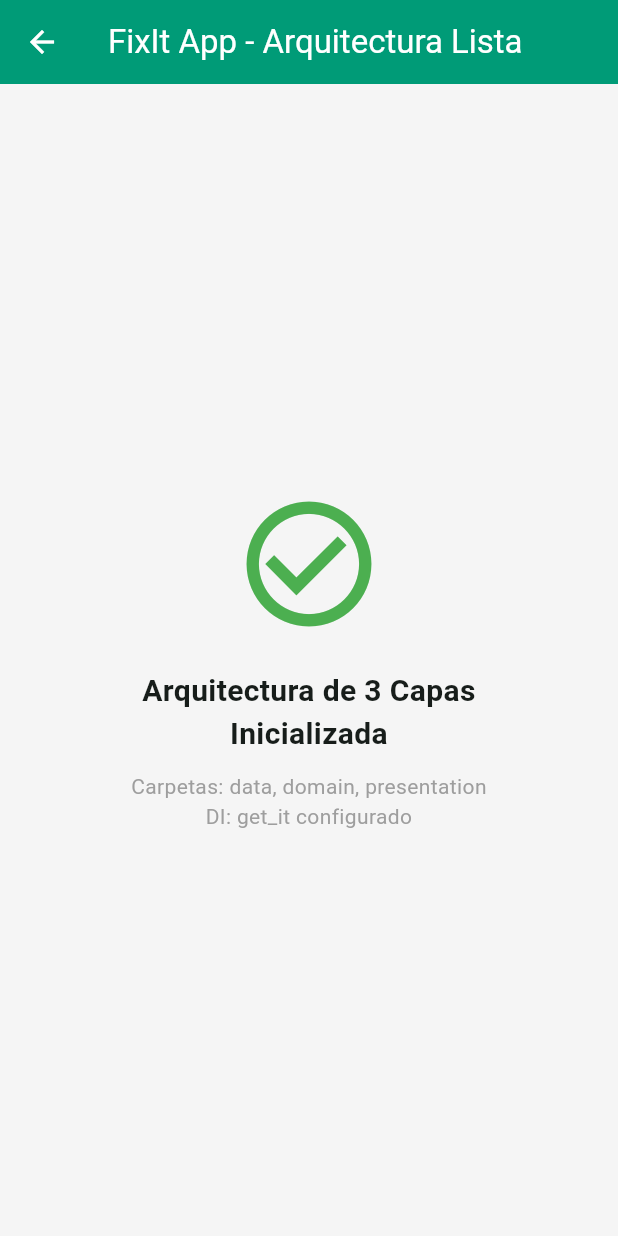
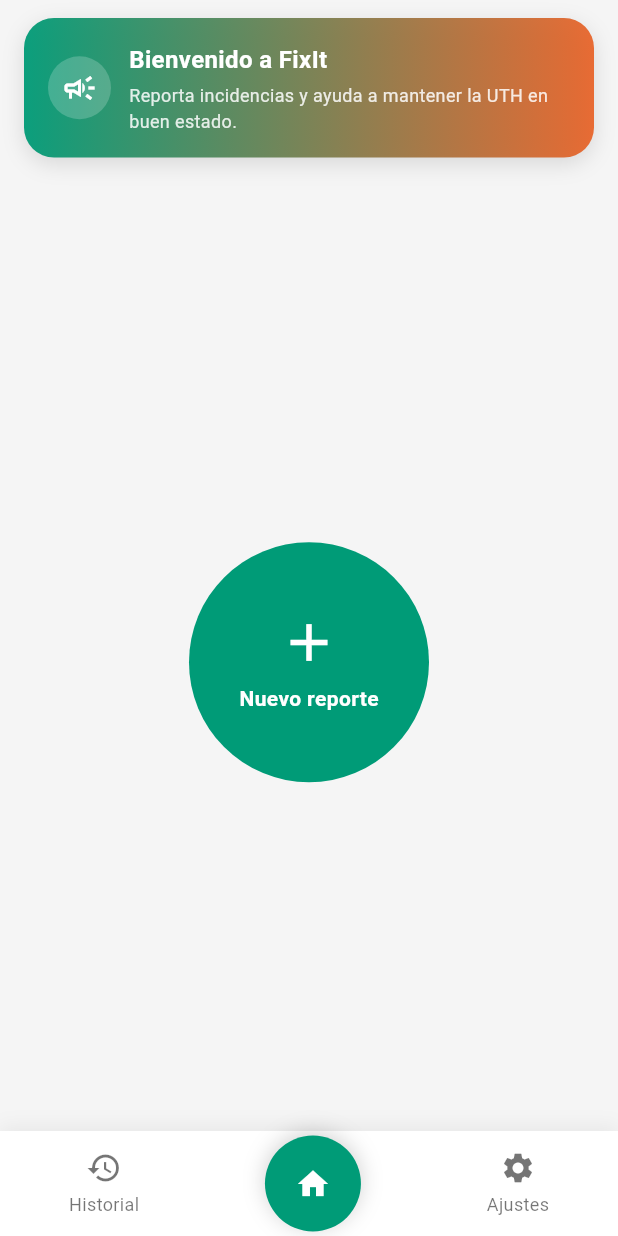
Before and after one commit to ErwinZGriego/FixItApp, a Flutter app: the HomeScreen screen opened directly, on a phone screen of 412 x 824 dp. Run offline on Flutter 3.47's test engine with Material 3 defaults, Android fonts, the phone set to English and light mode, and no system bars; our stand-ins replace firebase_core, get_it; accounts and stored records are empty.

Commit message:
Feat: Created home screen layout, modified files for compatability

```diff
--- a/lib/main.dart
+++ b/lib/main.dart
@@ -1,12 +1,9 @@
 import 'package:firebase_core/firebase_core.dart';
 import 'package:flutter/material.dart';
-import 'package:provider/provider.dart';
 
 import 'core/di/service_locator.dart';
-import 'core/theme/app_theme.dart';
 import 'firebase_options.dart';
-import 'presentation/login/login_screen.dart';
-import 'presentation/login/login_view_model.dart';
+import 'presentation/app/fixit_app.dart';
 
 Future<void> main() async {
   WidgetsFlutterBinding.ensureInitialized();
@@ -17,20 +14,3 @@
 
   runApp(const FixItApp());
 }
-
-class FixItApp extends StatelessWidget {
-  const FixItApp({super.key});
-
-  @override
-  Widget build(BuildContext context) {
-    return MultiProvider(
-      providers: [ChangeNotifierProvider(create: (_) => LoginViewModel())],
-      child: MaterialApp(
-        debugShowCheckedModeBanner: false,
-        title: 'FixIt App',
-        theme: AppTheme.lightTheme,
-        home: const LoginScreen(),
-      ),
-    );
-  }
-}
--- a/lib/presentation/app/fixit_app.dart
+++ b/lib/presentation/app/fixit_app.dart
@@ -1,7 +1,9 @@
+// lib/presentation/app/fixit_app.dart
 import 'package:flutter/material.dart';
 import 'package:provider/provider.dart';
 
 import '../../core/theme/app_theme.dart';
+import '../home/home_screen.dart';
 import '../login/login_screen.dart';
 import '../login/login_view_model.dart';
 
@@ -13,13 +15,17 @@ class FixItApp extends StatelessWidget {
     return MultiProvider(
       providers: [
         ChangeNotifierProvider(create: (_) => LoginViewModel()),
-        // Aquí irán más ViewModels (home, reportes, etc.) según las HU
+        // Más ViewModels se agregan aquí conforme avancen las HU
       ],
       child: MaterialApp(
         debugShowCheckedModeBanner: false,
         title: 'FixIt',
         theme: AppTheme.lightTheme,
-        home: const LoginScreen(),
+        initialRoute: LoginScreen.routeName,
+        routes: {
+          LoginScreen.routeName: (_) => const LoginScreen(),
+          HomeScreen.routeName: (_) => const HomeScreen(),
+        },
       ),
     );
   }
--- /dev/null
+++ b/lib/presentation/home/home_screen.dart
@@ -0,0 +1,283 @@
+import 'package:flutter/material.dart';
+
+class HomeScreen extends StatelessWidget {
+  const HomeScreen({super.key});
+
+  static const routeName = '/home';
+
+  @override
+  Widget build(BuildContext context) {
+    return Scaffold(
+      backgroundColor: Theme.of(context).scaffoldBackgroundColor,
+      body: const SafeArea(
+        child: Column(
+          children: [
+            SizedBox(height: 12),
+            _HomeHeaderBanner(),
+            SizedBox(height: 24),
+
+            // Botón en el centro para crear el reporte
+            Expanded(child: Center(child: _NewReportButton())),
+          ],
+        ),
+      ),
+
+      // Barra de navegación inferior
+      bottomNavigationBar: const _BottomNavBar(),
+    );
+  }
+}
+
+class _HomeHeaderBanner extends StatelessWidget {
+  const _HomeHeaderBanner();
+
+  @override
+  Widget build(BuildContext context) {
+    final primary = Theme.of(context).primaryColor;
+    final secondary = Theme.of(context).colorScheme.secondary;
+
+    return Padding(
+      padding: const EdgeInsets.symmetric(horizontal: 16),
+      child: Container(
+        padding: const EdgeInsets.all(16),
+        decoration: BoxDecoration(
+          borderRadius: BorderRadius.circular(20),
+          gradient: LinearGradient(
+            colors: [
+              primary.withValues(alpha: 0.95),
+              secondary.withValues(alpha: 0.9),
+            ],
+            begin: Alignment.centerLeft,
+            end: Alignment.centerRight,
+          ),
+          boxShadow: [
+            BoxShadow(
+              color: Colors.black.withValues(alpha: 0.12),
+              blurRadius: 12,
+              offset: const Offset(0, 4),
+            ),
+          ],
+        ),
+        child: Row(
+          children: [
+            Container(
+              width: 42,
+              height: 42,
+              decoration: BoxDecoration(
+                shape: BoxShape.circle,
+                color: Colors.white.withValues(alpha: 0.2),
+              ),
+              child: const Icon(Icons.campaign_outlined, color: Colors.white),
+            ),
+            const SizedBox(width: 12),
+            Expanded(
+              child: Column(
+                crossAxisAlignment: CrossAxisAlignment.start,
+                children: [
+                  const Text(
+                    'Bienvenido a FixIt',
+                    style: TextStyle(
+                      color: Colors.white,
+                      fontWeight: FontWeight.w600,
+                      fontSize: 16,
+                    ),
+                  ),
+                  const SizedBox(height: 4),
+                  Text(
+                    'Reporta incidencias y ayuda a mantener la UTH en buen estado.',
+                    style: TextStyle(
+                      color: Colors.white.withValues(alpha: 0.85),
+                      fontSize: 12,
+                    ),
+                  ),
+                ],
+              ),
+            ),
+          ],
+        ),
+      ),
+    );
+  }
+}
+
+class _NewReportButton extends StatefulWidget {
+  const _NewReportButton();
+
+  @override
+  State<_NewReportButton> createState() => _NewReportButtonState();
+}
+
+class _NewReportButtonState extends State<_NewReportButton>
+    with SingleTickerProviderStateMixin {
+  double scale = 1.0;
+
+  // Pequeña animación de escala al presionar
+  void _onTapDown(TapDownDetails details) {
+    setState(() {
+      scale = 0.95;
+    });
+  }
+
+  void _onTapUp(TapUpDetails details) {
+    setState(() {
+      scale = 1.0;
+    });
+
+    // Más adelante aquí abriremos el flujo real de "nuevo reporte"
+    ScaffoldMessenger.of(context).showSnackBar(
+      const SnackBar(content: Text('Crear nuevo reporte (pendiente)')),
+    );
+  }
+
+  void _onTapCancel() {
+    setState(() {
+      scale = 1.0;
+    });
+  }
+
+  @override
+  Widget build(BuildContext context) {
+    final primary = Theme.of(context).primaryColor;
+
+    return GestureDetector(
+      onTapDown: _onTapDown,
+      onTapUp: _onTapUp,
+      onTapCancel: _onTapCancel,
+      child: AnimatedScale(
+        scale: scale,
+        duration: const Duration(milliseconds: 120),
+        child: Container(
+          width: 160,
+          height: 160,
+          decoration: BoxDecoration(shape: BoxShape.circle, color: primary),
+          child: const Column(
+            mainAxisAlignment: MainAxisAlignment.center,
+            children: [
+              Icon(Icons.add, size: 42, color: Colors.white),
+              SizedBox(height: 6),
+              Text(
+                'Nuevo reporte',
+                style: TextStyle(
+                  color: Colors.white,
+                  fontWeight: FontWeight.w600,
+                ),
+              ),
+            ],
+          ),
+        ),
+      ),
+    );
+  }
+}
+
+class _BottomNavBar extends StatelessWidget {
+  const _BottomNavBar();
+
+  @override
+  Widget build(BuildContext context) {
+    final primary = Theme.of(context).primaryColor;
+
+    return Container(
+      height: 70,
+      decoration: BoxDecoration(
+        color: Colors.white,
+        boxShadow: [
+          BoxShadow(
+            color: Colors.black.withValues(alpha: 0.06),
+            blurRadius: 10,
+            offset: const Offset(0, -3),
+          ),
+        ],
+      ),
+      child: Row(
+        mainAxisAlignment: MainAxisAlignment.spaceAround,
+        children: [
+          _NavItem(
+            icon: Icons.history,
+            label: 'Historial',
+            isSelected: false,
+            onTap: () {
+              // Navegación futura al historial
+            },
+          ),
+          _CenterHomeButton(color: primary),
+          _NavItem(
+            icon: Icons.settings,
+            label: 'Ajustes',
+            isSelected: false,
+            onTap: () {
+              // Navegación futura a ajustes
+            },
+          ),
+        ],
+      ),
+    );
+  }
+}
+
+class _CenterHomeButton extends StatelessWidget {
+  const _CenterHomeButton({required this.color});
+
+  final Color color;
+
+  @override
+  Widget build(BuildContext context) {
+    return Container(
+      width: 64,
+      height: 64,
+      decoration: BoxDecoration(
+        shape: BoxShape.circle,
+        color: color,
+        boxShadow: [
+          BoxShadow(
+            color: Colors.black.withValues(alpha: 0.18),
+            blurRadius: 12,
+            offset: const Offset(0, -2),
+          ),
+        ],
+      ),
+      child: const Icon(Icons.home, color: Colors.white),
+    );
+  }
+}
+
+class _NavItem extends StatelessWidget {
+  const _NavItem({
+    required this.icon,
+    required this.label,
+    required this.isSelected,
+    required this.onTap,
+  });
+
+  final IconData icon;
+  final String label;
+  final bool isSelected;
+  final VoidCallback onTap;
+
+  @override
+  Widget build(BuildContext context) {
+    final primary = Theme.of(context).primaryColor;
+
+    return InkWell(
+      onTap: onTap,
+      borderRadius: BorderRadius.circular(18),
+      child: Padding(
+        padding: const EdgeInsets.symmetric(horizontal: 8, vertical: 6),
+        child: Column(
+          mainAxisSize: MainAxisSize.min,
+          children: [
+            Icon(icon, color: isSelected ? primary : Colors.black54),
+            const SizedBox(height: 4),
+            Text(
+              label,
+              style: TextStyle(
+                fontSize: 12,
+                color: isSelected ? primary : Colors.black54,
+              ),
+            ),
+          ],
+        ),
+      ),
+    );
+  }
+}
--- a/lib/presentation/home_screen.dart
+++ /dev/null
@@ -1,35 +0,0 @@
-import 'package:flutter/material.dart';
-
-class HomeScreen extends StatelessWidget {
-  const HomeScreen({super.key});
-
-  @override
-  Widget build(BuildContext context) {
-    return Scaffold(
-      appBar: AppBar(
-        title: const Text('FixIt App - Arquitectura Lista'),
-        centerTitle: true,
-      ),
-      body: const Center(
-        child: Column(
-          mainAxisAlignment: MainAxisAlignment.center,
-          children: [
-            Icon(Icons.check_circle_outline, size: 100, color: Colors.green),
-            SizedBox(height: 20),
-            Text(
-              'Arquitectura de 3 Capas\nInicializada',
-              textAlign: TextAlign.center,
-              style: TextStyle(fontSize: 20, fontWeight: FontWeight.bold),
-            ),
-            SizedBox(height: 10),
-            Text(
-              'Carpetas: data, domain, presentation\nDI: get_it configurado',
-              textAlign: TextAlign.center,
-              style: TextStyle(color: Colors.grey),
-            ),
-          ],
-        ),
-      ),
-    );
-  }
-}
--- a/lib/presentation/login/login_screen.dart
+++ b/lib/presentation/login/login_screen.dart
@@ -1,6 +1,7 @@
 import 'package:flutter/material.dart';
 import 'package:provider/provider.dart';
 
+import '../home/home_screen.dart';
 import 'login_view_model.dart';
 
 class LoginScreen extends StatelessWidget {
@@ -151,10 +152,8 @@ class _LoginFormState extends State<_LoginForm> {
     if (!mounted) return;
 
     if (ok) {
-      // Más adelante esto debería navegar al home (HU-05)
-      ScaffoldMessenger.of(context).showSnackBar(
-        const SnackBar(content: Text('Inicio de sesión simulado')),
-      );
+      // Login simulado, ahora sí mandamos al Home (HU-05)
+      Navigator.of(context).pushReplacementNamed(HomeScreen.routeName);
     } else {
       ScaffoldMessenger.of(context).showSnackBar(
         const SnackBar(content: Text('Completa email y contraseña')),
```
